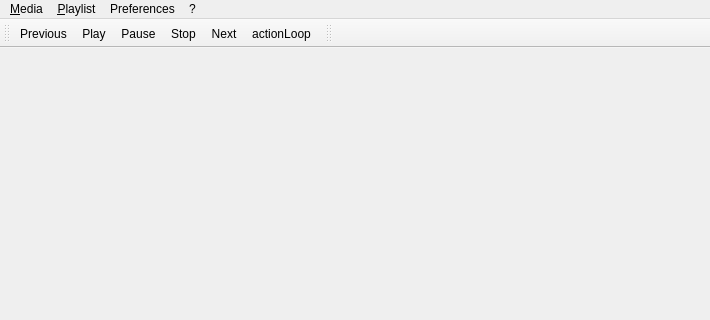
This is mainwindow.ui in Sikny/media_player as Qt 5 draws it before an edit; both pictures show x 0 to 710 and y 0 to 320 of the 710 by 600 pixel window. The edited form follows.
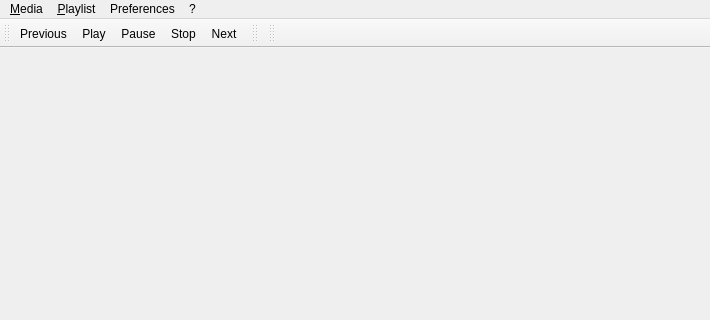
This is the edited form.

Commit message: Loop checkbox in queue toolbar

Patch:
```diff
--- a/mainwindow.ui
+++ b/mainwindow.ui
@@ -69,7 +69,6 @@
    <addaction name="actionPause"/>
    <addaction name="actionStop"/>
    <addaction name="actionNext"/>
-   <addaction name="actionLoop"/>
   </widget>
   <widget class="QToolBar" name="volumeToolbar">
    <property name="windowTitle">
@@ -82,6 +81,17 @@
     <bool>false</bool>
    </attribute>
   </widget>
+  <widget class="QToolBar" name="queueToolBar">
+   <property name="windowTitle">
+    <string>Queue</string>
+   </property>
+   <attribute name="toolBarArea">
+    <enum>TopToolBarArea</enum>
+   </attribute>
+   <attribute name="toolBarBreak">
+    <bool>false</bool>
+   </attribute>
+  </widget>
   <action name="actionAbout">
    <property name="text">
     <string>About...</string>
@@ -147,14 +157,6 @@
     <string>Ctrl+O</string>
    </property>
   </action>
-  <action name="actionLoop">
-   <property name="text">
-    <string>actionLoop</string>
-   </property>
-   <property name="toolTip">
-    <string>Loop options</string>
-   </property>
-  </action>
  </widget>
  <resources/>
  <connections/>
```
Left out of the diff: 2 changed lines with no effect on the pictures. The commit also changes 2 other files.
